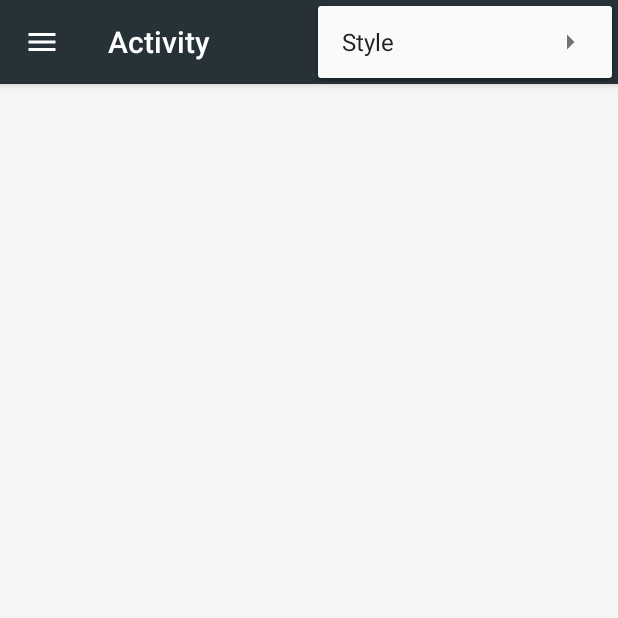
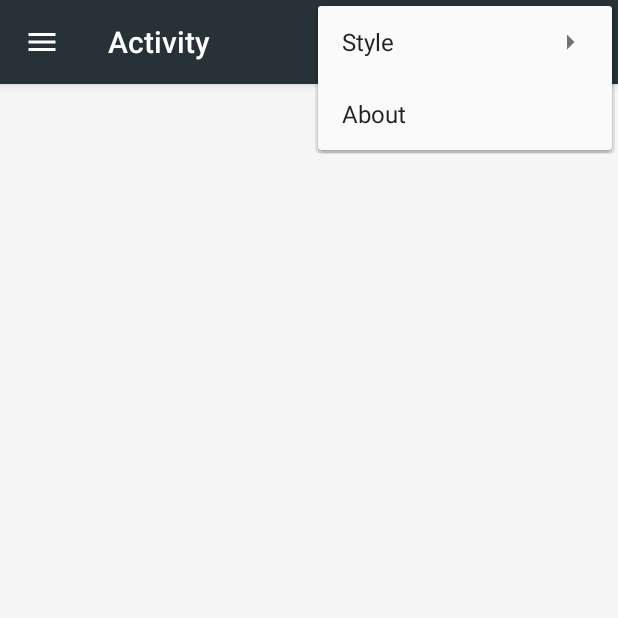
Before and after one commit to rajeevjaiswal/Changelogs, an Android app: the screen it shows after launch (MainActivity), with the options menu open, on a phone screen of 412 x 824 dp, the top half of it. Run offline under Robolectric (Android 15) with nearby library versions, the phone set to English and light mode, and no system bars; our stand-ins replace Timber; libraries missing offline, so code that uses them is left out: com.f2prateek.rx, io.realm, rx.subscriptions; 12 statements that could not run were skipped.

Commit message:
Revert "Remove MainActivity menu"
This reverts commit f9c9b8fca7167b982e151e60bfb3d164d4dd44f8.

```diff
--- a/app/src/main/java/com/saladevs/changelogclone/ui/MainActivity.java
+++ b/app/src/main/java/com/saladevs/changelogclone/ui/MainActivity.java
@@ -57,10 +57,19 @@ public class MainActivity extends AppCompatActivity {
     }
 
     @Override
+    public boolean onCreateOptionsMenu(Menu menu) {
+        // Inflate the menu; this adds items to the action bar if it is present.
+        getMenuInflater().inflate(R.menu.menu_main, menu);
+        return true;
+    }
+
+    @Override
     public boolean onOptionsItemSelected(MenuItem item) {
         switch (item.getItemId()) {
             case android.R.id.home:
                 mDrawerLayout.openDrawer(mNavigationView);
+                return true;
+            case R.id.action_about:
                 return true;
         }
 
--- /dev/null
+++ b/app/src/main/res/menu/menu_main.xml
@@ -0,0 +1,14 @@
+<?xml version="1.0" encoding="utf-8"?>
+
+<menu xmlns:android="http://schemas.android.com/apk/res/android"
+    xmlns:app="http://schemas.android.com/apk/res-auto"
+    xmlns:tools="http://schemas.android.com/tools"
+    tools:context=".MainActivity">
+
+    <item
+        android:id="@+id/action_about"
+        android:orderInCategory="100"
+        android:title="@string/action_about"
+        app:showAsAction="never" />
+
+</menu>
```
